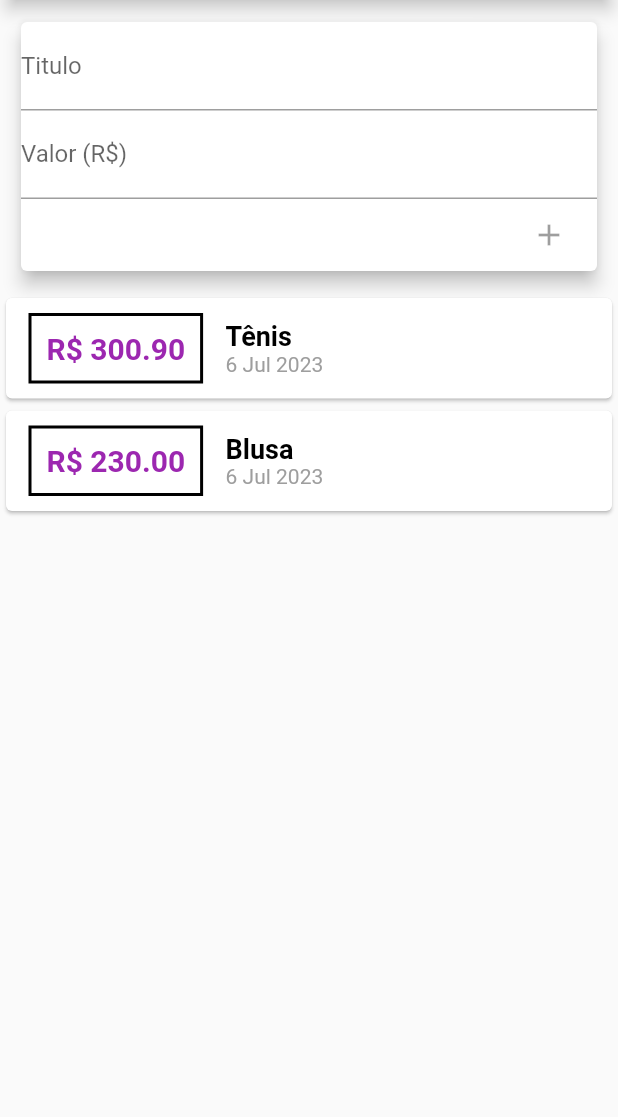
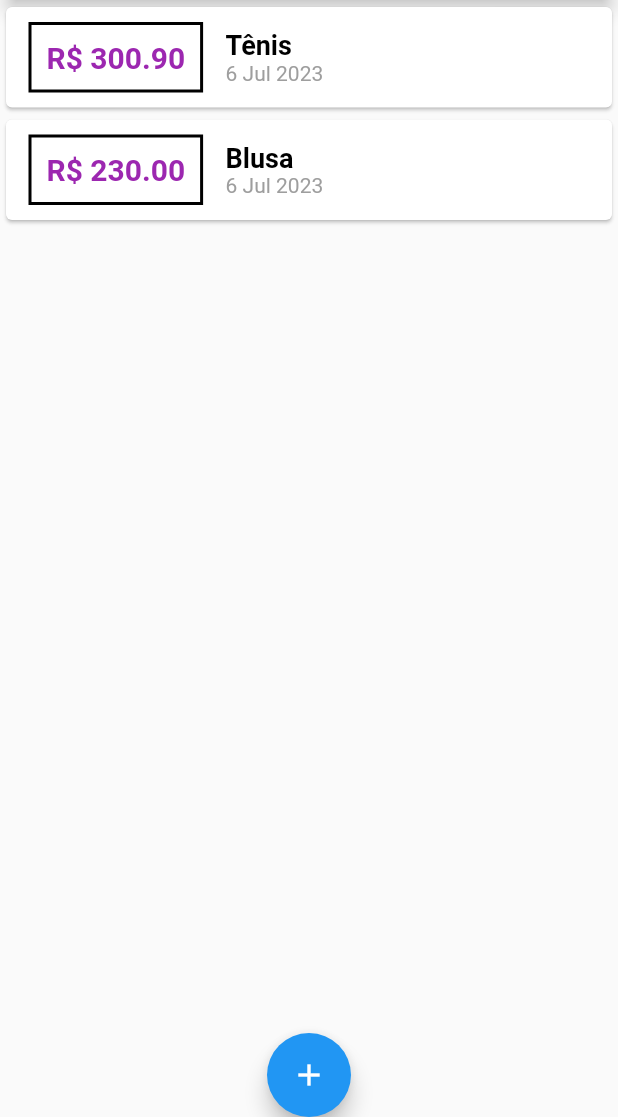
Before and after one commit to guilhermeoliveirac/App_despesas, a Flutter app: the screen it shows after launch, on a phone screen of 412 x 824 dp, the part 119-1236 px from its top. Run offline on Flutter 3.47's test engine with Material 2 defaults, Android fonts, the phone set to English and light mode, and no system bars.

```diff
--- a/lib/components/transaction_list.dart
+++ b/lib/components/transaction_list.dart
@@ -1,4 +1,4 @@
-import 'package:expenses/Model/transaction.dart';
+import 'package:expenses/Models/transaction.dart';
 import 'package:flutter/material.dart';
 import 'package:intl/intl.dart';
 
--- a/lib/components/transaction_user.dart
+++ /dev/null
@@ -1,44 +0,0 @@
-import 'dart:math';
-
-import 'package:flutter/material.dart';
-import '/components/transaction_list.dart';
-import '/components/transaction_form.dart';
-import '../Model/transaction.dart';
-
-class TransactionUser extends StatefulWidget {
-  const TransactionUser({super.key});
-
-  @override
-  State<TransactionUser> createState() => _TransactionUserState();
-}
-
-class _TransactionUserState extends State<TransactionUser> {
-  final _transactions = [
-    Transaction(
-        identidade: 't1', date: DateTime.now(), value: 300.90, title: 'Tênis'),
-    Transaction(
-        identidade: 't2', date: DateTime.now(), value: 230, title: 'Blusa'),
-  ];
-
-  _addTransaction(String title, double value) {
-    final newTransaction = Transaction(
-      identidade: Random().nextDouble().toString(),
-      date: DateTime.now(),
-      value: value,
-      title: title,
-    );
-    setState(() {
-      _transactions.add(newTransaction);
-    });
-  }
-
-  @override
-  Widget build(BuildContext context) {
-    return Column(
-      children: [
-        TransactionForm(_addTransaction),
-        TransactionList(_transactions),
-      ],
-    );
-  }
-}
--- a/lib/main.dart
+++ b/lib/main.dart
@@ -1,5 +1,11 @@
-import 'package:expenses/components/transaction_user.dart';
+import 'package:expenses/components/transaction_form.dart';
 import 'package:flutter/material.dart';
+
+import 'dart:math';
+import '/components/transaction_list.dart';
+import '/components/transaction_form.dart';
+import 'package:expenses/Models/transaction.dart';
+
 
 main() => runApp(EspensesApp());
 
@@ -15,10 +21,43 @@ class EspensesApp extends StatelessWidget {
   }
 }
 
-class MyHomePage extends StatelessWidget {
-  //String title = '';
-  //String value = '';
+class MyHomePage extends StatefulWidget {
+  @override
+  State<MyHomePage> createState() => _MyHomePageState();
+}
 
+class _MyHomePageState extends State<MyHomePage> {
+final _transactions = [
+    Transaction(
+        identidade: 't1',
+         date: DateTime.now(),
+         value: 300.90,
+         title: 'Tênis',),
+    Transaction(
+        identidade: 't2',
+         date: DateTime.now(),
+          value: 230,
+          title: 'Blusa',),
+  ];
+  _addTransaction(String title, double value) {
+    final newTransaction = Transaction(
+      identidade: Random().nextDouble().toString(),
+      date: DateTime.now(),
+      value: value,
+      title: title,
+    );
+    setState(() {
+      _transactions.add(newTransaction);
+    });
+  }
+  _openTransectionFormModal(BuildContext context){
+    showModalBottomSheet(
+      context: context,
+      builder: (_){
+        return TransactionForm(_addTransaction);
+      },
+    );
+  }
   @override
   Widget build(BuildContext context) {
     return Scaffold(
@@ -39,9 +78,14 @@ class MyHomePage extends StatelessWidget {
                   elevation: 5,
                 ),
               ),
-              TransactionUser(),
+              TransactionList(_transactions)
             ]),
       ),
+      floatingActionButton: FloatingActionButton(
+        child: Icon(Icons.add),
+        onPressed: ()=> _openTransectionFormModal(context),
+      ),
+      floatingActionButtonLocation: FloatingActionButtonLocation.centerDocked,
     );
   }
 }
```
Also changed, not shown: lib/Models/transaction.dart (renamed from lib/Model/transaction.dart).
